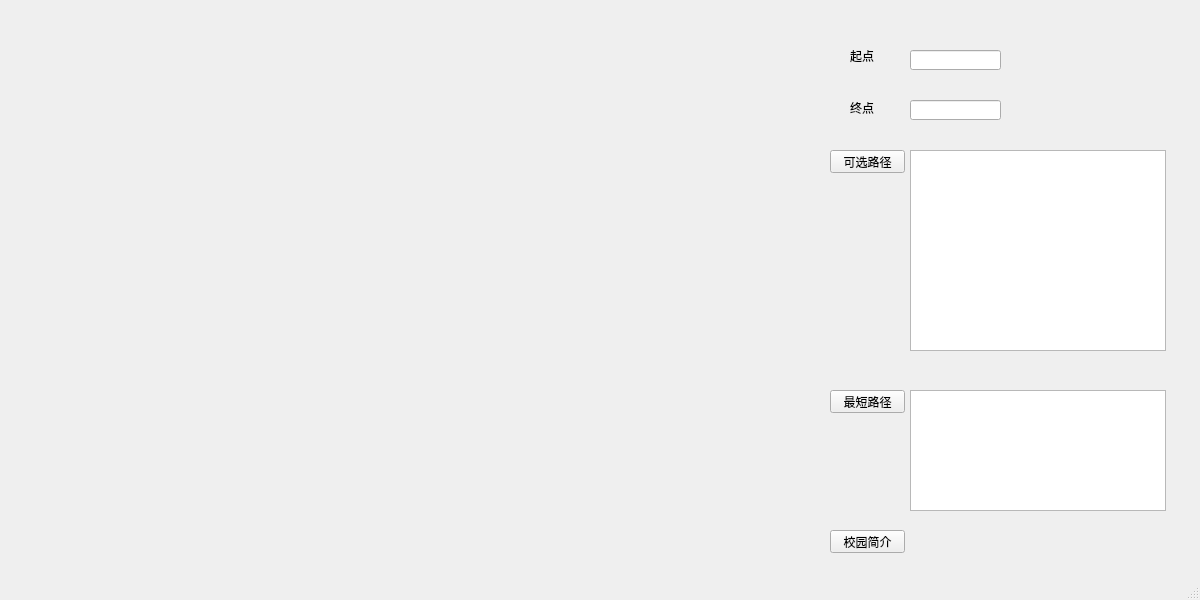
First picture: the form in Project/mainwindow.ui, repository LUOLewin/campus-navigation-system-with-Qt, before the edit.
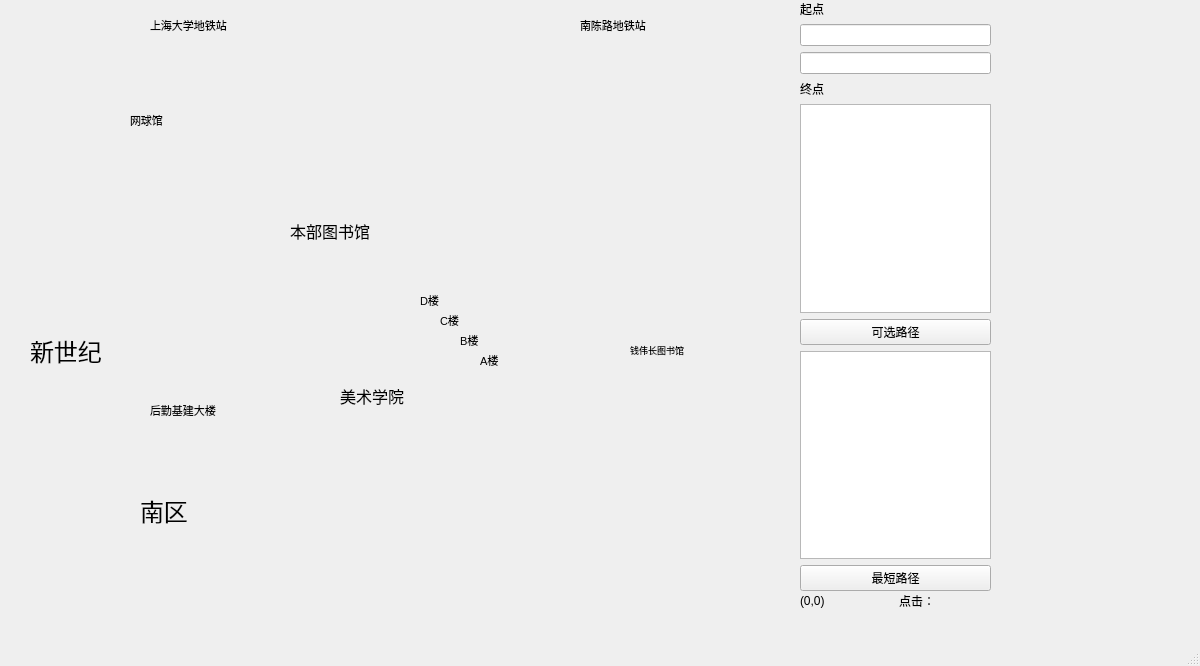
Second picture: the form after the edit. Icons and pictures are not drawn. Custom widgets are drawn as their Qt base class.

What changed in the file:
```diff
--- a/Project/mainwindow.ui
+++ b/Project/mainwindow.ui
@@ -7,7 +7,7 @@
     <x>0</x>
     <y>0</y>
     <width>1200</width>
-    <height>600</height>
+    <height>666</height>
    </rect>
   </property>
   <property name="minimumSize">
@@ -18,120 +18,392 @@
   </property>
   <property name="maximumSize">
    <size>
-    <width>1200</width>
-    <height>600</height>
+    <width>16777215</width>
+    <height>16777215</height>
    </size>
   </property>
   <property name="windowTitle">
    <string>Guide</string>
   </property>
   <widget class="QWidget" name="centralwidget">
-   <widget class="QLabel" name="label">
+   <property name="mouseTracking">
+    <bool>true</bool>
+   </property>
+   <widget class="QWidget" name="layoutWidget">
     <property name="geometry">
      <rect>
-      <x>850</x>
-      <y>40</y>
-      <width>31</width>
+      <x>800</x>
+      <y>0</y>
+      <width>191</width>
+      <height>591</height>
+     </rect>
+    </property>
+    <layout class="QVBoxLayout" name="verticalLayout">
+     <item>
+      <widget class="QLabel" name="label">
+       <property name="text">
+        <string>起点</string>
+       </property>
+      </widget>
+     </item>
+     <item>
+      <widget class="QLineEdit" name="lineEdit">
+       <property name="contextMenuPolicy">
+        <enum>Qt::DefaultContextMenu</enum>
+       </property>
+      </widget>
+     </item>
+     <item>
+      <widget class="QLineEdit" name="lineEdit2"/>
+     </item>
+     <item>
+      <widget class="QLabel" name="label2">
+       <property name="text">
+        <string>终点</string>
+       </property>
+      </widget>
+     </item>
+     <item>
+      <widget class="QTextBrowser" name="textBrowser"/>
+     </item>
+     <item>
+      <widget class="QPushButton" name="pushButton">
+       <property name="text">
+        <string>可选路径</string>
+       </property>
+      </widget>
+     </item>
+     <item>
+      <widget class="QTextBrowser" name="textBrowser2"/>
+     </item>
+     <item>
+      <widget class="QPushButton" name="pushButton2">
+       <property name="text">
+        <string>最短路径</string>
+       </property>
+      </widget>
+     </item>
+    </layout>
+   </widget>
+   <widget class="QWidget" name="layoutWidget">
+    <property name="geometry">
+     <rect>
+      <x>800</x>
+      <y>590</y>
+      <width>191</width>
+      <height>22</height>
+     </rect>
+    </property>
+    <layout class="QHBoxLayout" name="horizontalLayout">
+     <item>
+      <widget class="QLabel" name="MousePosLabel">
+       <property name="text">
+        <string>(0,0)</string>
+       </property>
+      </widget>
+     </item>
+     <item>
+      <widget class="QLabel" name="label_2">
+       <property name="text">
+        <string>点击：</string>
+       </property>
+      </widget>
+     </item>
+    </layout>
+   </widget>
+   <widget class="QLabel" name="map">
+    <property name="geometry">
+     <rect>
+      <x>0</x>
+      <y>0</y>
+      <width>800</width>
+      <height>600</height>
+     </rect>
+    </property>
+    <property name="mouseTracking">
+     <bool>true</bool>
+    </property>
+    <property name="text">
+     <string/>
+    </property>
+    <property name="pixmap">
+     <pixmap resource="images.qrc">:/images/image/university_map.JPG</pixmap>
+    </property>
+    <property name="scaledContents">
+     <bool>true</bool>
+    </property>
+   </widget>
+   <widget class="place" name="Nan_Qu">
+    <property name="geometry">
+     <rect>
+      <x>140</x>
+      <y>450</y>
+      <width>71</width>
+      <height>121</height>
+     </rect>
+    </property>
+    <property name="font">
+     <font>
+      <pointsize>18</pointsize>
+     </font>
+    </property>
+    <property name="mouseTracking">
+     <bool>true</bool>
+    </property>
+    <property name="text">
+     <string>南区</string>
+    </property>
+   </widget>
+   <widget class="place" name="Xin_Shi_Ji">
+    <property name="geometry">
+     <rect>
+      <x>30</x>
+      <y>290</y>
+      <width>101</width>
+      <height>121</height>
+     </rect>
+    </property>
+    <property name="font">
+     <font>
+      <pointsize>18</pointsize>
+     </font>
+    </property>
+    <property name="mouseTracking">
+     <bool>true</bool>
+    </property>
+    <property name="text">
+     <string>新世纪</string>
+    </property>
+   </widget>
+   <widget class="place" name="Nan_Chen_Lu">
+    <property name="geometry">
+     <rect>
+      <x>580</x>
+      <y>10</y>
+      <width>81</width>
       <height>31</height>
      </rect>
     </property>
+    <property name="font">
+     <font>
+      <pointsize>8</pointsize>
+     </font>
+    </property>
+    <property name="mouseTracking">
+     <bool>true</bool>
+    </property>
     <property name="text">
-     <string>起点</string>
+     <string>南陈路地铁站</string>
     </property>
    </widget>
-   <widget class="QLabel" name="label2">
+   <widget class="place" name="SHU_Metro">
     <property name="geometry">
      <rect>
-      <x>850</x>
-      <y>100</y>
-      <width>31</width>
-      <height>16</height>
+      <x>150</x>
+      <y>10</y>
+      <width>101</width>
+      <height>31</height>
      </rect>
     </property>
+    <property name="font">
+     <font>
+      <pointsize>8</pointsize>
+     </font>
+    </property>
+    <property name="mouseTracking">
+     <bool>true</bool>
+    </property>
     <property name="text">
-     <string>终点</string>
+     <string>上海大学地铁站</string>
     </property>
    </widget>
-   <widget class="QLineEdit" name="lineEdit2">
+   <widget class="place" name="A">
     <property name="geometry">
      <rect>
-      <x>910</x>
-      <y>100</y>
-      <width>91</width>
-      <height>20</height>
+      <x>480</x>
+      <y>350</y>
+      <width>41</width>
+      <height>21</height>
      </rect>
     </property>
+    <property name="font">
+     <font>
+      <pointsize>8</pointsize>
+     </font>
+    </property>
+    <property name="mouseTracking">
+     <bool>true</bool>
+    </property>
+    <property name="text">
+     <string>A楼</string>
+    </property>
    </widget>
-   <widget class="QLineEdit" name="lineEdit">
+   <widget class="place" name="B">
     <property name="geometry">
      <rect>
-      <x>910</x>
-      <y>50</y>
-      <width>91</width>
-      <height>20</height>
+      <x>460</x>
+      <y>330</y>
+      <width>41</width>
+      <height>21</height>
      </rect>
     </property>
-    <property name="contextMenuPolicy">
-     <enum>Qt::DefaultContextMenu</enum>
+    <property name="font">
+     <font>
+      <pointsize>8</pointsize>
+     </font>
     </property>
+    <property name="mouseTracking">
+     <bool>true</bool>
+    </property>
+    <property name="text">
+     <string>B楼</string>
+    </property>
    </widget>
-   <widget class="QPushButton" name="pushButton">
+   <widget class="place" name="C">
     <property name="geometry">
      <rect>
-      <x>830</x>
-      <y>150</y>
-      <width>75</width>
-      <height>23</height>
+      <x>440</x>
+      <y>310</y>
+      <width>41</width>
+      <height>21</height>
      </rect>
     </property>
+    <property name="font">
+     <font>
+      <pointsize>8</pointsize>
+     </font>
+    </property>
+    <property name="mouseTracking">
+     <bool>true</bool>
+    </property>
     <property name="text">
-     <string>可选路径</string>
+     <string>C楼</string>
     </property>
    </widget>
-   <widget class="QTextBrowser" name="textBrowser">
+   <widget class="place" name="D">
     <property name="geometry">
      <rect>
-      <x>910</x>
-      <y>150</y>
-      <width>256</width>
-      <height>201</height>
+      <x>420</x>
+      <y>290</y>
+      <width>41</width>
+      <height>21</height>
      </rect>
     </property>
+    <property name="font">
+     <font>
+      <pointsize>8</pointsize>
+     </font>
+    </property>
+    <property name="mouseTracking">
+     <bool>true</bool>
+    </property>
+    <property name="text">
+     <string>D楼</string>
+    </property>
    </widget>
-   <widget class="QPushButton" name="pushButton2">
+   <widget class="place" name="Mei_Shu">
     <property name="geometry">
      <rect>
-      <x>830</x>
-      <y>390</y>
-      <width>75</width>
-      <height>23</height>
+      <x>340</x>
+      <y>380</y>
+      <width>91</width>
+      <height>31</height>
      </rect>
     </property>
+    <property name="font">
+     <font>
+      <pointsize>12</pointsize>
+     </font>
+    </property>
+    <property name="mouseTracking">
+     <bool>true</bool>
+    </property>
     <property name="text">
-     <string>最短路径</string>
+     <string>美术学院</string>
     </property>
    </widget>
-   <widget class="QTextBrowser" name="textBrowser2">
+   <widget class="place" name="Lib">
     <property name="geometry">
      <rect>
-      <x>910</x>
-      <y>390</y>
-      <width>256</width>
-      <height>121</height>
+      <x>290</x>
+      <y>221</y>
+      <width>111</width>
+      <height>20</height>
      </rect>
     </property>
+    <property name="font">
+     <font>
+      <pointsize>12</pointsize>
+     </font>
+    </property>
+    <property name="mouseTracking">
+     <bool>true</bool>
+    </property>
+    <property name="text">
+     <string>本部图书馆</string>
+    </property>
    </widget>
-   <widget class="QPushButton" name="pushButton3">
+   <widget class="place" name="Q_Lib">
     <property name="geometry">
      <rect>
-      <x>830</x>
-      <y>530</y>
-      <width>75</width>
-      <height>23</height>
+      <x>630</x>
+      <y>340</y>
+      <width>71</width>
+      <height>20</height>
      </rect>
     </property>
+    <property name="font">
+     <font>
+      <pointsize>7</pointsize>
+     </font>
+    </property>
+    <property name="mouseTracking">
+     <bool>true</bool>
+    </property>
     <property name="text">
-     <string>校园简介</string>
+     <string>钱伟长图书馆</string>
+    </property>
+   </widget>
+   <widget class="place" name="Tennis">
+    <property name="geometry">
+     <rect>
+      <x>130</x>
+      <y>110</y>
+      <width>51</width>
+      <height>21</height>
+     </rect>
+    </property>
+    <property name="font">
+     <font>
+      <pointsize>8</pointsize>
+     </font>
+    </property>
+    <property name="mouseTracking">
+     <bool>true</bool>
+    </property>
+    <property name="text">
+     <string>网球馆</string>
+    </property>
+   </widget>
+   <widget class="place" name="Hou_Qin">
+    <property name="geometry">
+     <rect>
+      <x>150</x>
+      <y>400</y>
+      <width>81</width>
+      <height>21</height>
+     </rect>
+    </property>
+    <property name="font">
+     <font>
+      <pointsize>8</pointsize>
+     </font>
+    </property>
+    <property name="mouseTracking">
+     <bool>true</bool>
+    </property>
+    <property name="text">
+     <string>后勤基建大楼</string>
     </property>
    </widget>
   </widget>
@@ -147,6 +419,15 @@
   </widget>
   <widget class="QStatusBar" name="statusbar"/>
  </widget>
- <resources/>
+ <customwidgets>
+  <customwidget>
+   <class>place</class>
+   <extends>QLabel</extends>
+   <header location="global">place.h</header>
+  </customwidget>
+ </customwidgets>
+ <resources>
+  <include location="images.qrc"/>
+ </resources>
  <connections/>
 </ui>
```
Left out of the diff: 5 changed lines with no effect on the pictures.
